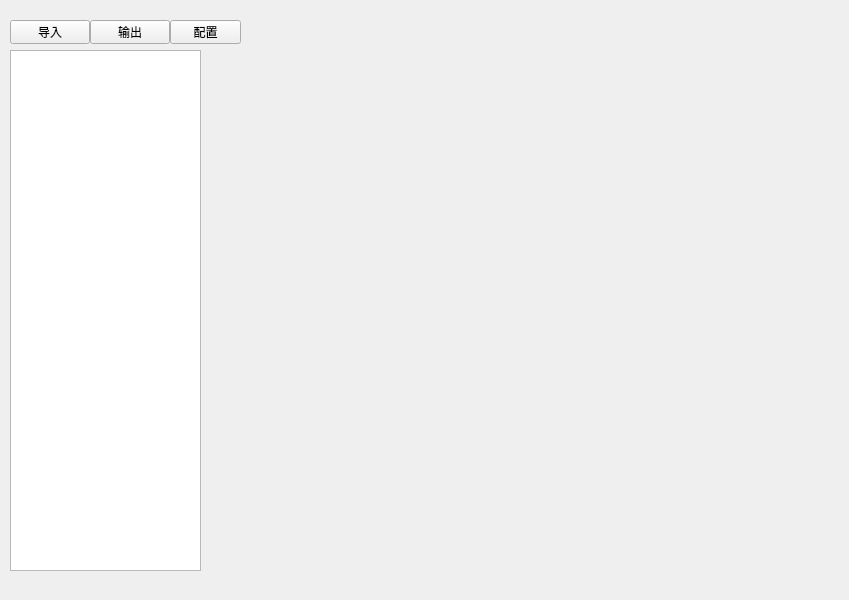
The window that widget.ui (Po7arBeaR/dxfAnalyzer) describes before a commit, drawn with Qt 5.
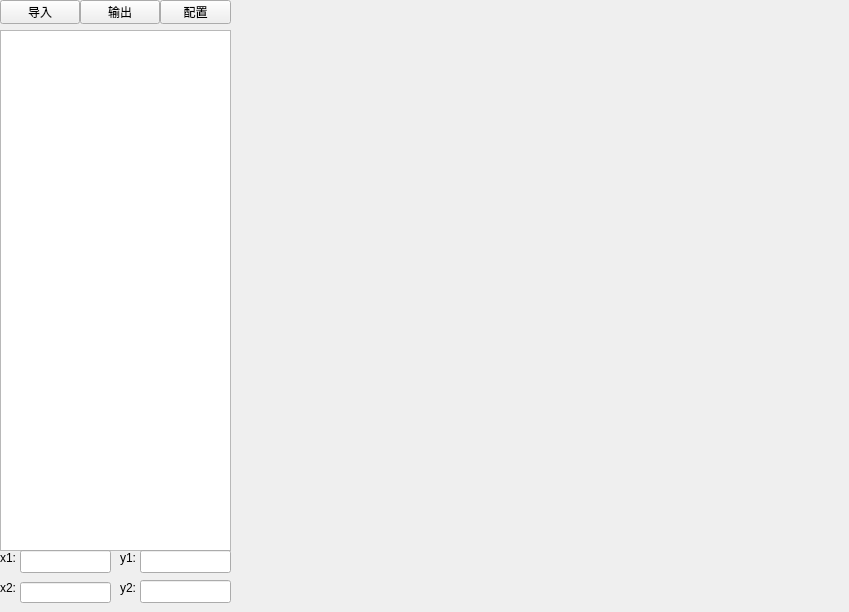
The same window after the commit.

The edit to the form file:
```diff
--- a/widget.ui
+++ b/widget.ui
@@ -7,7 +7,7 @@
     <x>0</x>
     <y>0</y>
     <width>849</width>
-    <height>600</height>
+    <height>612</height>
    </rect>
   </property>
   <property name="windowTitle">
@@ -16,8 +16,8 @@
   <widget class="QPushButton" name="PB_Load">
    <property name="geometry">
     <rect>
-     <x>10</x>
-     <y>20</y>
+     <x>0</x>
+     <y>0</y>
      <width>80</width>
      <height>24</height>
     </rect>
@@ -29,9 +29,9 @@
   <widget class="QTableWidget" name="tw_AnalyzedData">
    <property name="geometry">
     <rect>
-     <x>10</x>
-     <y>50</y>
-     <width>191</width>
+     <x>0</x>
+     <y>30</y>
+     <width>231</width>
      <height>521</height>
     </rect>
    </property>
@@ -39,8 +39,8 @@
   <widget class="QPushButton" name="pb_output">
    <property name="geometry">
     <rect>
-     <x>90</x>
-     <y>20</y>
+     <x>80</x>
+     <y>0</y>
      <width>80</width>
      <height>24</height>
     </rect>
@@ -52,8 +52,8 @@
   <widget class="QPushButton" name="pb_Config">
    <property name="geometry">
     <rect>
-     <x>170</x>
-     <y>20</y>
+     <x>160</x>
+     <y>0</y>
      <width>71</width>
      <height>24</height>
     </rect>
@@ -62,6 +62,98 @@
     <string>配置</string>
    </property>
   </widget>
+  <widget class="QLineEdit" name="lineEdit">
+   <property name="geometry">
+    <rect>
+     <x>20</x>
+     <y>550</y>
+     <width>91</width>
+     <height>23</height>
+    </rect>
+   </property>
+  </widget>
+  <widget class="QLineEdit" name="lineEdit_2">
+   <property name="geometry">
+    <rect>
+     <x>140</x>
+     <y>550</y>
+     <width>91</width>
+     <height>23</height>
+    </rect>
+   </property>
+  </widget>
+  <widget class="QLabel" name="label">
+   <property name="geometry">
+    <rect>
+     <x>0</x>
+     <y>550</y>
+     <width>21</width>
+     <height>16</height>
+    </rect>
+   </property>
+   <property name="text">
+    <string>x1:</string>
+   </property>
+  </widget>
+  <widget class="QLabel" name="label_2">
+   <property name="geometry">
+    <rect>
+     <x>120</x>
+     <y>550</y>
+     <width>21</width>
+     <height>16</height>
+    </rect>
+   </property>
+   <property name="text">
+    <string>y1:</string>
+   </property>
+  </widget>
+  <widget class="QLineEdit" name="lineEdit_3">
+   <property name="geometry">
+    <rect>
+     <x>140</x>
+     <y>580</y>
+     <width>91</width>
+     <height>23</height>
+    </rect>
+   </property>
+  </widget>
+  <widget class="QLineEdit" name="lineEdit_4">
+   <property name="geometry">
+    <rect>
+     <x>20</x>
+     <y>582</y>
+     <width>91</width>
+     <height>21</height>
+    </rect>
+   </property>
+  </widget>
+  <widget class="QLabel" name="label_3">
+   <property name="geometry">
+    <rect>
+     <x>0</x>
+     <y>580</y>
+     <width>21</width>
+     <height>16</height>
+    </rect>
+   </property>
+   <property name="text">
+    <string>x2:</string>
+   </property>
+  </widget>
+  <widget class="QLabel" name="label_4">
+   <property name="geometry">
+    <rect>
+     <x>120</x>
+     <y>580</y>
+     <width>21</width>
+     <height>16</height>
+    </rect>
+   </property>
+   <property name="text">
+    <string>y2:</string>
+   </property>
+  </widget>
  </widget>
  <resources/>
  <connections/>
```
